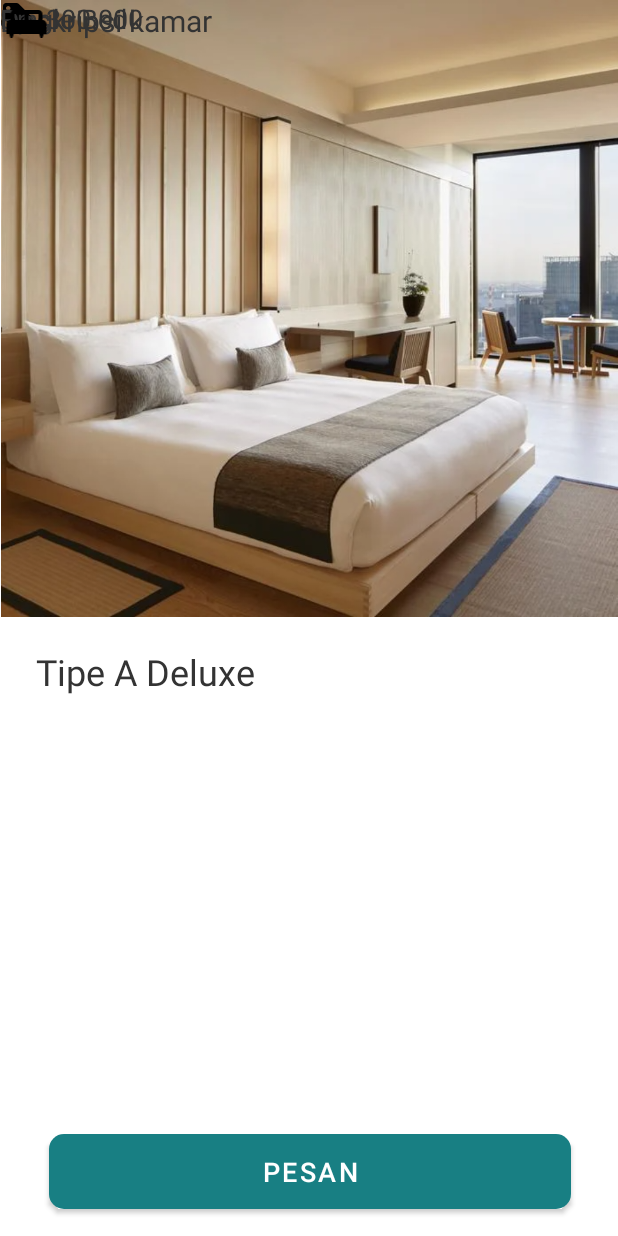
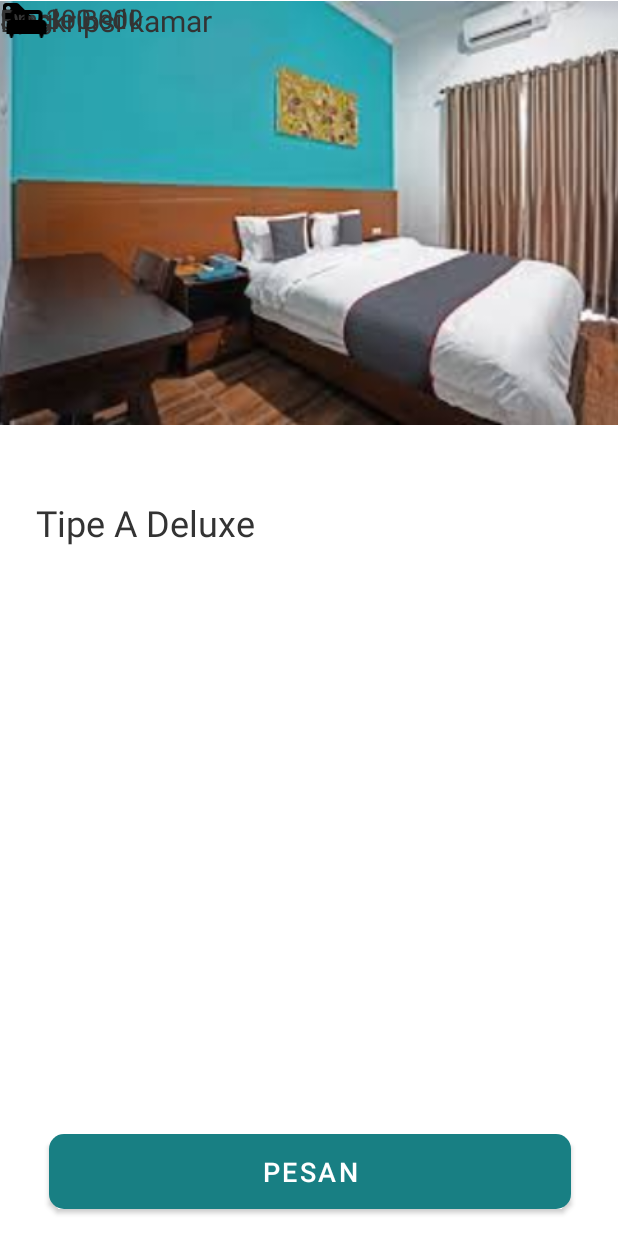
Before and after one commit to irmeliagst/GoHome_Mobile_S4, an Android app: the layout activity_detail_kamar.xml on its own in the app's theme, with its tools: preview values and no code run, on a phone screen of 412 x 824 dp. Run offline under Robolectric (Android 15) with nearby library versions, the phone set to English and light mode, and no system bars.

```diff
--- a/app/build.gradle
+++ b/app/build.gradle
@@ -29,6 +29,11 @@ android {
 }
 
 dependencies {
+    implementation 'com.squareup.retrofit2:retrofit:2.9.0'
+    implementation 'com.squareup.retrofit2:converter-gson:2.9.0'
+}
+
+dependencies {
 
     implementation 'androidx.appcompat:appcompat:1.6.1'
     implementation 'com.google.android.material:material:1.8.0'
--- a/app/src/main/java/com/example/gohome_mobile_s4/Adapter/ViewpagAdaptor.java
+++ b/app/src/main/java/com/example/gohome_mobile_s4/Adapter/ViewpagAdaptor.java
@@ -15,7 +15,7 @@ public class ViewpagAdaptor extends PagerAdapter {
 
     Context context;
     int images[]={
-            R.drawable.img1,
+            R.drawable.logohome,
             R.drawable.img2,
             R.drawable.img3
     };
--- /dev/null
+++ b/app/src/main/java/com/example/gohome_mobile_s4/retrofit/RoomData.java
@@ -0,0 +1,4 @@
+package com.example.gohome_mobile_s4.retrofit;
+
+public class RoomData {
+}
--- a/app/src/main/res/layout/activity_buktitransfer.xml
+++ b/app/src/main/res/layout/activity_buktitransfer.xml
@@ -8,13 +8,14 @@
         android:layout_height="300dp"
         android:layout_centerHorizontal="true"
         android:layout_marginTop="50dp"
-        android:src="@drawable/kamar1"/>
+        android:src="@drawable/buktitf"/>
 
     <Button
         android:id="@+id/choose_image_button"
         android:layout_width="wrap_content"
         android:layout_height="wrap_content"
         android:text="Choose Image"
+        android:backgroundTint="#187F83"
         android:layout_below="@+id/payment_proof_imageview"
         android:layout_centerHorizontal="true"
         android:layout_marginTop="50dp"/>
@@ -26,6 +27,7 @@
         android:text="Upload"
         android:layout_below="@+id/choose_image_button"
         android:layout_centerHorizontal="true"
-        android:layout_marginTop="50dp"/>
+        android:layout_marginTop="50dp"
+        android:backgroundTint="#187F83"/>
 
 </RelativeLayout>
--- a/app/src/main/res/layout/activity_detail_kamar.xml
+++ b/app/src/main/res/layout/activity_detail_kamar.xml
@@ -8,14 +8,13 @@
 
     <ImageView
         android:id="@+id/imageView5"
-        android:layout_width="0dp"
-        android:layout_height="411dp"
-        android:layout_marginTop="0dp"
+        android:layout_width="425dp"
+        android:layout_height="284dp"
         android:adjustViewBounds="true"
         app:layout_constraintEnd_toEndOf="parent"
         app:layout_constraintStart_toStartOf="parent"
         app:layout_constraintTop_toBottomOf="@+id/imageView2"
-        app:srcCompat="@drawable/kamar1" />
+        app:srcCompat="@drawable/imgsiti" />
 
     <TextView
         android:id="@+id/tipekamar"
@@ -23,7 +22,7 @@
         android:layout_height="wrap_content"
         android:layout_marginStart="24dp"
         android:layout_marginLeft="24dp"
-        android:layout_marginTop="20dp"
+        android:layout_marginTop="48dp"
         android:text="Tipe A Deluxe "
         android:textColor="#333333"
         android:textSize="24sp"
@@ -38,17 +37,17 @@
         android:textColor="#333333"
         android:textSize="18sp"
         tools:ignore="MissingConstraints"
-        tools:layout_editor_absoluteX="72dp"
-        tools:layout_editor_absoluteY="490dp"></TextView>
+        tools:layout_editor_absoluteX="67dp"
+        tools:layout_editor_absoluteY="388dp"></TextView>
 
     <ImageView
         android:id="@+id/imageView3"
         android:layout_width="24dp"
         android:layout_height="24dp"
+        tools:ignore="MissingConstraints"
         tools:layout_editor_absoluteX="232dp"
-        tools:layout_editor_absoluteY="494dp"
-        tools:srcCompat="@drawable/ic_local_offer"
-        tools:ignore="MissingConstraints" />
+        tools:layout_editor_absoluteY="392dp"
+        tools:srcCompat="@drawable/ic_local_offer" />
 
     <TextView
         android:id="@+id/harga"
@@ -59,18 +58,18 @@
         android:textSize="18sp"
         tools:ignore="MissingConstraints"
         tools:layout_editor_absoluteX="265dp"
-        tools:layout_editor_absoluteY="490dp"></TextView>
+        tools:layout_editor_absoluteY="388dp"></TextView>
 
     <TextView
         android:id="@+id/deskripsi"
-        android:layout_width="349dp"
-        android:layout_height="97dp"
+        android:layout_width="360dp"
+        android:layout_height="208dp"
         android:text="Deskripsi kamar"
         android:textColor="#333333"
         android:textSize="20sp"
         tools:ignore="MissingConstraints"
-        tools:layout_editor_absoluteX="30dp"
-        tools:layout_editor_absoluteY="556dp"></TextView>
+        tools:layout_editor_absoluteX="32dp"
+        tools:layout_editor_absoluteY="431dp"></TextView>
 
     <Button
         android:id="@+id/btnpesan"
@@ -94,8 +93,8 @@
         android:id="@+id/imageView4"
         android:layout_width="35dp"
         android:layout_height="32dp"
-        tools:layout_editor_absoluteX="32dp"
-        tools:layout_editor_absoluteY="490dp"
-        tools:srcCompat="@drawable/ic_king_bed"
-        tools:ignore="MissingConstraints" />
+        tools:ignore="MissingConstraints"
+        tools:layout_editor_absoluteX="24dp"
+        tools:layout_editor_absoluteY="388dp"
+        tools:srcCompat="@drawable/ic_king_bed" />
 </androidx.constraintlayout.widget.ConstraintLayout>
--- a/app/src/main/res/layout/activity_edtprof.xml
+++ b/app/src/main/res/layout/activity_edtprof.xml
@@ -62,7 +62,7 @@
         android:layout_marginTop="20dp"
         android:layout_marginEnd="16dp"
         android:text="Simpan"
-        app:backgroundTint="@color/Primary"
+        app:backgroundTint="#187F83"
         app:cornerRadius="20dp"
         app:layout_constraintEnd_toEndOf="parent"
         app:layout_constraintStart_toStartOf="parent"
--- a/app/src/main/res/layout/activity_login.xml
+++ b/app/src/main/res/layout/activity_login.xml
@@ -5,7 +5,7 @@
     android:layout_width="match_parent"
     android:layout_height="match_parent"
     tools:context=".LoginActivity"
-    android:background="@color/Primary">
+    android:background="#187F83">
     <androidx.constraintlayout.widget.Guideline
         android:id="@+id/guideline"
         android:layout_width="wrap_content"
@@ -99,7 +99,7 @@
                 android:layout_marginTop="32dp"
                 android:layout_marginEnd="16dp"
                 android:text="Sign In"
-                app:backgroundTint="@color/Primary"
+                app:backgroundTint="#187F83"
                 app:cornerRadius="20dp"
                 app:layout_constraintEnd_toEndOf="parent"
                 app:layout_constraintStart_toStartOf="parent"
@@ -130,7 +130,7 @@
                     android:layout_weight="0"
                     android:fontFamily="@font/medium"
                     android:text="Sign Up"
-                    android:textColor="@color/active" />
+                    android:textColor= "#187F83"/>
             </LinearLayout>
         </androidx.constraintlayout.widget.ConstraintLayout>
     </com.google.android.material.card.MaterialCardView>
--- a/app/src/main/res/layout/activity_main.xml
+++ b/app/src/main/res/layout/activity_main.xml
@@ -12,7 +12,7 @@
         android:layout_height="wrap_content"
         android:background="#00000000"
         android:text="Skip"
-        android:textColor="@color/buttontext"
+        android:textColor="#187F83"
         android:textSize="20sp"
         android:fontFamily="@font/semi_bold"
         app:layout_constraintEnd_toEndOf="parent"
--- a/app/src/main/res/layout/activity_regis.xml
+++ b/app/src/main/res/layout/activity_regis.xml
@@ -5,7 +5,7 @@
     xmlns:tools="http://schemas.android.com/tools"
     android:layout_width="match_parent"
     android:layout_height="match_parent"
-    android:background="@color/Primary"
+    android:background ="#187F83"
     tools:context=".RegisActivity">
     <androidx.constraintlayout.widget.Guideline
         android:id="@+id/guideline"
@@ -181,7 +181,7 @@
                 android:layout_marginTop="20dp"
                 android:layout_marginEnd="16dp"
                 android:text="Sign Up"
-                app:backgroundTint="@color/Primary"
+                app:backgroundTint="#187F83"
                 app:cornerRadius="20dp"
                 app:layout_constraintEnd_toEndOf="parent"
                 app:layout_constraintStart_toStartOf="parent"
--- a/app/src/main/res/layout/fragment_home.xml
+++ b/app/src/main/res/layout/fragment_home.xml
@@ -17,6 +17,7 @@
             android:layout_width="match_parent"
             android:layout_height="65dp"
             android:background="@color/Primary"
+            app:backgroundTint="#187F83"
             android:fontFamily="@font/semi_bold"
             android:gravity="center"
             android:text="Beranda"
--- a/app/src/main/res/layout/fragment_profile.xml
+++ b/app/src/main/res/layout/fragment_profile.xml
@@ -16,6 +16,7 @@
             android:layout_width="match_parent"
             android:layout_height="65dp"
             android:background="@color/Primary"
+            app:backgroundTint="#187F83"
             android:fontFamily="@font/semi_bold"
             android:gravity="center"
             android:text="Akun"
```
Also changed, not shown: app/src/main/AndroidManifest.xml (+35 -5 lines), app/src/main/java/com/example/gohome_mobile_s4/BookingActivity.java (+27 -14 lines), app/src/main/java/com/example/gohome_mobile_s4/DetailKamarActivity.java (+23 -10 lines), app/src/main/java/com/example/gohome_mobile_s4/homeFragment.java (+9 -0 lines), app/src/main/java/com/example/gohome_mobile_s4/retrofit/ApiInterface.java (added, +18 -0 lines), app/src/main/java/com/example/gohome_mobile_s4/retrofit/RetrofitClient.java (added, +24 -0 lines), app/src/main/res/layout/activity_booking.xml (+9 -12 lines), app/src/main/res/layout/slider_lay.xml (+4 -3 lines), app/src/main/res/drawable/buktitf.png (added).
